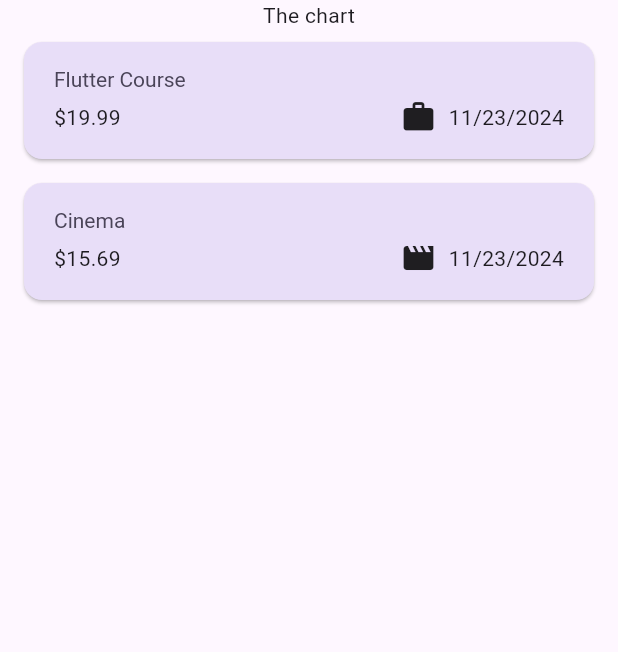
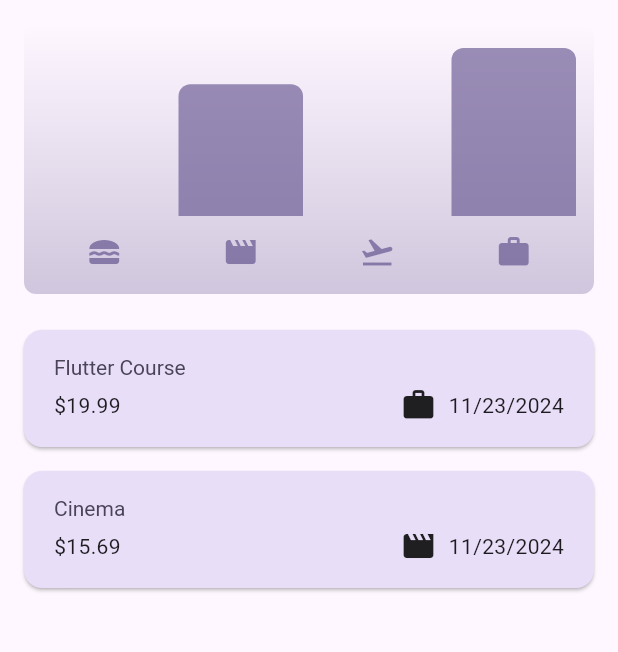
Before and after one commit to moashrafff/flutter-expenses-tracker-practice, a Flutter app: the screen it shows after launch, on a phone screen of 412 x 824 dp, the part 84-736 px from its top. Run offline on Flutter 3.47's test engine with Material 3 defaults, Android fonts, the phone set to English and light mode, and no system bars.

Commit message:
implementing charts and finishing the app

```diff
--- /dev/null
+++ b/lib/widgets/chart/chart.dart
@@ -0,0 +1,94 @@
+import 'package:expense_tracker/model/expense.dart';
+import 'package:expense_tracker/widgets/chart/chart_bar.dart';
+import 'package:flutter/material.dart';
+
+class Chart extends StatelessWidget {
+  const Chart({super.key, required this.expenses});
+
+  final List<Expense> expenses;
+
+  List<ExpenseBucket> get buckets {
+    return [
+      ExpenseBucket.forCategory(expenses, Category.food),
+      ExpenseBucket.forCategory(expenses, Category.leisure),
+      ExpenseBucket.forCategory(expenses, Category.travel),
+      ExpenseBucket.forCategory(expenses, Category.work),
+    ];
+  }
+
+  double get maxTotalExpense {
+    double maxTotalExpense = 0;
+
+    for (final bucket in buckets) {
+      if (bucket.totalExpenses > maxTotalExpense) {
+        maxTotalExpense = bucket.totalExpenses;
+      }
+    }
+
+    return maxTotalExpense;
+  }
+
+  @override
+  Widget build(BuildContext context) {
+    final isDarkMode =
+        MediaQuery.of(context).platformBrightness == Brightness.dark;
+    return Container(
+      margin: const EdgeInsets.all(16),
+      padding: const EdgeInsets.symmetric(
+        vertical: 16,
+        horizontal: 8,
+      ),
+      width: double.infinity,
+      height: 180,
+      decoration: BoxDecoration(
+        borderRadius: BorderRadius.circular(8),
+        gradient: LinearGradient(
+          colors: [
+            Theme.of(context).colorScheme.primary.withOpacity(0.3),
+            Theme.of(context).colorScheme.primary.withOpacity(0.0)
+          ],
+          begin: Alignment.bottomCenter,
+          end: Alignment.topCenter,
+        ),
+      ),
+      child: Column(
+        children: [
+          Expanded(
+            child: Row(
+              crossAxisAlignment: CrossAxisAlignment.end,
+              children: [
+                for (final bucket in buckets) // alternative to map()
+                  ChartBar(
+                    fill: bucket.totalExpenses == 0
+                        ? 0
+                        : bucket.totalExpenses / maxTotalExpense,
+                  )
+              ],
+            ),
+          ),
+          const SizedBox(height: 12),
+          Row(
+            children: buckets
+                .map(
+                  (bucket) => Expanded(
+                    child: Padding(
+                      padding: const EdgeInsets.symmetric(horizontal: 4),
+                      child: Icon(
+                        categoryIcons[bucket.category],
+                        color: isDarkMode
+                            ? Theme.of(context).colorScheme.secondary
+                            : Theme.of(context)
+                                .colorScheme
+                                .primary
+                                .withOpacity(0.7),
+                      ),
+                    ),
+                  ),
+                )
+                .toList(),
+          )
+        ],
+      ),
+    );
+  }
+}
--- /dev/null
+++ b/lib/widgets/chart/chart_bar.dart
@@ -0,0 +1,34 @@
+import 'package:flutter/material.dart';
+
+class ChartBar extends StatelessWidget {
+  const ChartBar({
+    super.key,
+    required this.fill,
+  });
+
+  final double fill;
+
+  @override
+  Widget build(BuildContext context) {
+    final isDarkMode =
+        MediaQuery.of(context).platformBrightness == Brightness.dark;
+    return Expanded(
+      child: Padding(
+        padding: const EdgeInsets.symmetric(horizontal: 4),
+        child: FractionallySizedBox(
+          heightFactor: fill,
+          child: DecoratedBox(
+            decoration: BoxDecoration(
+              shape: BoxShape.rectangle,
+              borderRadius:
+                  const BorderRadius.vertical(top: Radius.circular(8)),
+              color: isDarkMode
+                  ? Theme.of(context).colorScheme.secondary
+                  : Theme.of(context).colorScheme.primary.withOpacity(0.65),
+            ),
+          ),
+        ),
+      ),
+    );
+  }
+}
--- a/lib/widgets/expenses.dart
+++ b/lib/widgets/expenses.dart
@@ -1,3 +1,4 @@
+import 'package:expense_tracker/widgets/chart/chart.dart';
 import 'package:expense_tracker/widgets/expenses_list/expenses_list.dart';
 import 'package:expense_tracker/model/expense.dart';
 import 'package:expense_tracker/widgets/new_expense_state.dart';
@@ -79,6 +80,7 @@ class _ExpensesState extends State<Expenses> {
 
     return Scaffold(
       appBar: AppBar(
+        centerTitle: false,
         title: const Text('Flutter ExpenseTracker'),
         actions: [
           IconButton(
@@ -89,7 +91,7 @@ class _ExpensesState extends State<Expenses> {
       ),
       body: Column(
         children: [
-          const Text('The chart'),
+          Chart(expenses: _registeredExpenses),
           Expanded(
             child: mainContent,
           ),
```
